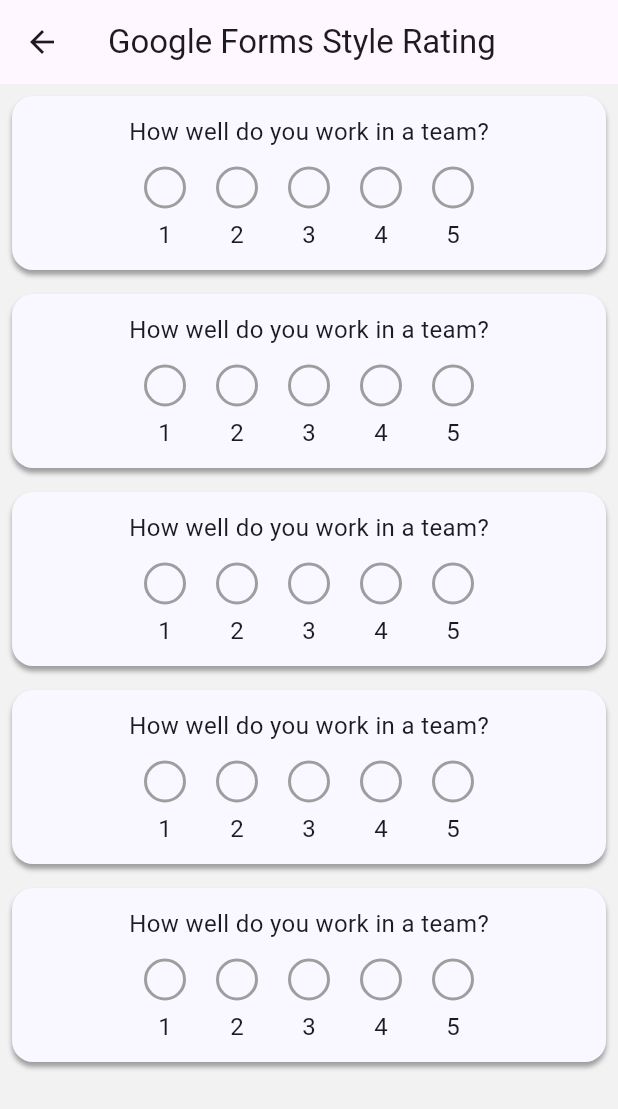
After one commit to Eric5032/CareerWise, a Flutter app: the screen it shows after launch, after a tap on "Placeholder", on a phone screen of 412 x 824 dp. The commit adds this screen. Shown: the top 1109 px of the screen. Run offline on Flutter 3.47's test engine with Material 3 defaults, Android fonts, the phone set to English and light mode, and no system bars; our stand-ins replace flutter_dotenv, google_fonts.

Commit message:
Survey Screen Add

```diff
--- a/lib/Screens/home_screen.dart
+++ b/lib/Screens/home_screen.dart
@@ -5,6 +5,7 @@ import 'package:career_guidance/Screens/saved_jobs_list_screen.dart';
 import 'package:career_guidance/Screens/mentor_screen.dart';
 import 'package:career_guidance/Theme/theme.dart';
 import 'package:career_guidance/Screens/learn_screen.dart';
+import 'package:career_guidance/Screens/survey_screen.dart';
 
 class HomePage extends StatelessWidget {
   const HomePage({super.key});
@@ -74,6 +75,17 @@ class HomePage extends StatelessWidget {
                     );
                   },
                 ),
+                _buildModuleCard(
+                  context,
+                  title: "Placeholder",
+                  icon: Icons.work,
+                  onTap: () {
+                    Navigator.push(
+                      context,
+                      MaterialPageRoute(builder: (context) => const SurveyScreen()),
+                    );
+                  },
+                ),
               ],
             ),
           ),
--- a/lib/Screens/job_screen.dart
+++ b/lib/Screens/job_screen.dart
@@ -621,7 +621,7 @@ class _JobPageState extends State<JobPage> {
             label: Text(isSaved ? "Unsave Job" : "Save Job"),
             style: ElevatedButton.styleFrom(
               backgroundColor: isSaved ? Colors.red : Colors.blueAccent,
-              foregroundColor: Colors.white,
+              foregroundColor: kButtonDark,
               padding: const EdgeInsets.symmetric(vertical: 12),
               textStyle: const TextStyle(fontSize: 16),
             ),
--- /dev/null
+++ b/lib/Screens/survey_screen.dart
@@ -0,0 +1,120 @@
+import 'package:flutter/material.dart';
+import 'package:career_guidance/Theme/theme.dart';
+
+class SurveyScreen extends StatefulWidget {
+  const SurveyScreen({super.key});
+
+  @override
+  State<SurveyScreen> createState() => _SurveyScreenState();
+}
+
+class _SurveyScreenState extends State<SurveyScreen> {
+  int _selectedRating = 0;
+
+  void _setRating(int rating) {
+    setState(() {
+      _selectedRating = rating;
+    });
+  }
+
+  @override
+  Widget build(BuildContext context) {
+    return Scaffold(
+      appBar: AppBar(title: const Text('Google Forms Style Rating')),
+      body: Center(
+        child: Column(
+          children: [
+            ratingScaleCardBuilder("How well do you work in a team?"),
+            ratingScaleCardBuilder("How well do you work in a team?"),
+            ratingScaleCardBuilder("How well do you work in a team?"),
+            ratingScaleCardBuilder("How well do you work in a team?"),
+            ratingScaleCardBuilder("How well do you work in a team?"),
+
+          ],
+        ),
+      ),
+    );
+  }
+
+  Container ratingScaleCardBuilder(String prompt) {
+    return Container(
+      margin: EdgeInsets.symmetric(vertical: 8, horizontal: 8),
+      padding: EdgeInsets.symmetric(vertical: 12, horizontal: 12),
+      decoration: BoxDecoration(
+        borderRadius: BorderRadius.circular(14),
+        color: kBannerColor,
+        boxShadow: [
+          BoxShadow(
+            color: Colors.grey,
+            offset: Offset(0, 3),
+            blurRadius: 2,
+          ),
+        ]
+      ),
+
+      child: Column(
+        children: [
+          Align(
+            alignment: Alignment.center,
+            child: Text(
+                prompt,
+                style: TextStyle(
+                  fontSize: 16,
+                ),
+            ),
+          ),
+          SizedBox(height: 12),
+          Row(
+              mainAxisAlignment: MainAxisAlignment.center,
+              children: List.generate(5, (index) {
+                final ratingValue = index + 1;
+
+                return GestureDetector(
+                  onTap: () => _setRating(ratingValue),
+                  child: Padding(
+                    padding: const EdgeInsets.symmetric(horizontal: 10.0),
+                    child: Column(
+                      mainAxisSize: MainAxisSize.min,
+                      children: [
+                        // Circle (radio-style)
+                        Container(
+                          width: 28,
+                          height: 28,
+                          decoration: BoxDecoration(
+                            shape: BoxShape.circle,
+                            border: Border.all(
+                              color: _selectedRating == ratingValue
+                                  ? Colors.blue
+                                  : Colors.grey,
+                              width: 2,
+                            ),
+                          ),
+                          child: _selectedRating == ratingValue
+                              ? Center(
+                            child: Container(
+                              width: 12,
+                              height: 12,
+                              decoration: const BoxDecoration(
+                                shape: BoxShape.circle,
+                                color: Colors.blue,
+                              ),
+                            ),
+                          )
+                              : null,
+                        ),
+                        const SizedBox(height: 6),
+                        Text(
+                          ratingValue.toString(),
+                          style: const TextStyle(fontSize: 16),
+                        ),
+                      ],
+                    ),
+                  ),
+                );
+              }),
+            ),
+        ],
+      ),
+    );
+  }
+}
--- a/lib/Theme/theme.dart
+++ b/lib/Theme/theme.dart
@@ -10,6 +10,7 @@ const Color kBannerColor = Color(0xFFF9F7FF);
 const Color kBackgroundDark = Color(0xFF121212);
 const Color kSurfaceLight = Color(0xFFF0FFFF);
 const Color kSurfaceDark = Color(0xFF1E1E2C);
+const Color kButtonDark = Color(0xFF1662CC);
 
 final ThemeData lightTheme = ThemeData(
   useMaterial3: true,
```
